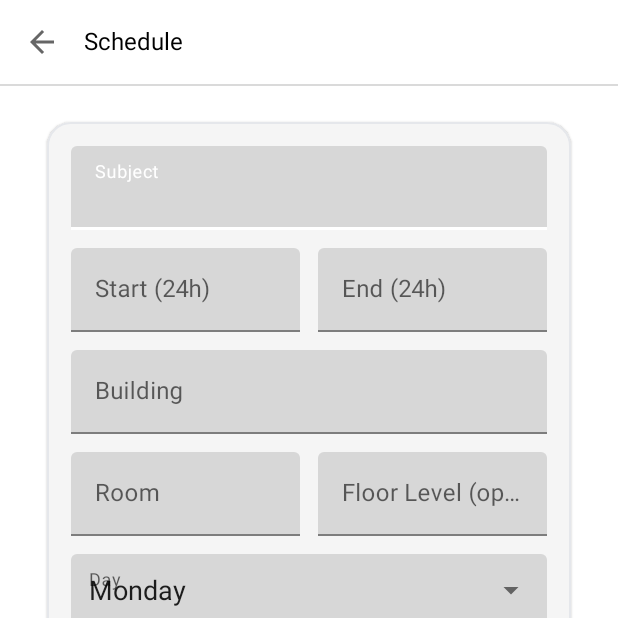
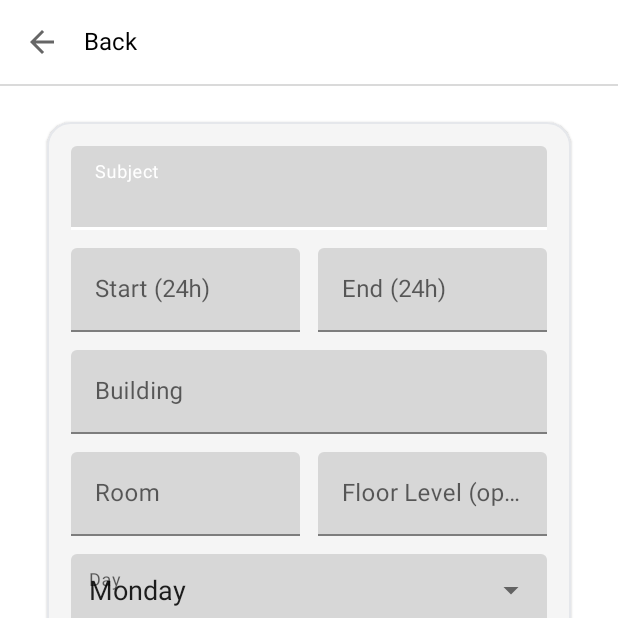
Before and after one commit to GabSantos0929/MOBICOM_MCO, an Android app built with Jetpack Compose: the AddClassActivity screen opened directly, with no data from a screen before it, on a phone screen of 412 x 824 dp, the top half of it. Run offline under Robolectric (Android 15) with nearby library versions, the phone set to English and light mode, and no system bars.

Commit message:
Add files via upload

```diff
--- a/app/src/main/res/layout/addclass_screen.xml
+++ b/app/src/main/res/layout/addclass_screen.xml
@@ -28,7 +28,7 @@
             android:layout_height="wrap_content"
             android:layout_weight="1"
             android:layout_marginLeft="16dp"
-            android:text="Schedule"
+            android:text="Back"
             android:textColor="?attr/colorOnSurface"
             android:textSize="16sp" />
     </LinearLayout>
--- a/app/src/main/res/layout/class_details.xml
+++ b/app/src/main/res/layout/class_details.xml
@@ -28,7 +28,7 @@
             android:layout_height="wrap_content"
             android:layout_weight="1"
             android:layout_marginLeft="16dp"
-            android:text="Schedule"
+            android:text="Back"
             android:textColor="?attr/colorOnSurface"
             android:textSize="16sp" />
     </LinearLayout>
```
